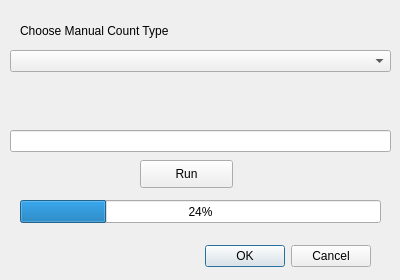
The window that manualcount.ui (brandtosaurus/traffic_manual_count_ETL) describes before a commit, drawn with Qt 5.
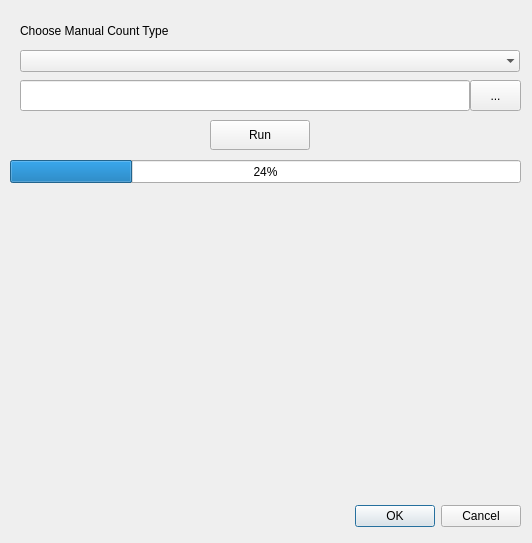
The same window after the commit. Icons and pictures are not drawn.

What changed in the file:
```diff
--- a/manualcount.ui
+++ b/manualcount.ui
@@ -6,18 +6,24 @@
    <rect>
     <x>0</x>
     <y>0</y>
-    <width>400</width>
-    <height>280</height>
+    <width>532</width>
+    <height>543</height>
    </rect>
   </property>
+  <property name="sizePolicy">
+   <sizepolicy hsizetype="Preferred" vsizetype="Preferred">
+    <horstretch>0</horstretch>
+    <verstretch>0</verstretch>
+   </sizepolicy>
+  </property>
   <property name="windowTitle">
    <string>Dialog</string>
   </property>
   <widget class="QDialogButtonBox" name="buttonBox">
    <property name="geometry">
     <rect>
-     <x>30</x>
-     <y>240</y>
+     <x>180</x>
+     <y>500</y>
      <width>341</width>
      <height>32</height>
     </rect>
@@ -32,15 +38,30 @@
   <widget class="QComboBox" name="comboBox">
    <property name="geometry">
     <rect>
-     <x>10</x>
+     <x>20</x>
      <y>50</y>
-     <width>381</width>
+     <width>500</width>
      <height>22</height>
     </rect>
    </property>
+   <property name="sizePolicy">
+    <sizepolicy hsizetype="Expanding" vsizetype="Fixed">
+     <horstretch>0</horstretch>
+     <verstretch>100</verstretch>
+    </sizepolicy>
+   </property>
+   <property name="cursor">
+    <cursorShape>PointingHandCursor</cursorShape>
+   </property>
+   <property name="editable">
+    <bool>false</bool>
+   </property>
    <property name="duplicatesEnabled">
     <bool>false</bool>
    </property>
+   <property name="frame">
+    <bool>false</bool>
+   </property>
   </widget>
   <widget class="QLabel" name="label">
    <property name="geometry">
@@ -58,37 +79,142 @@
   <widget class="QProgressBar" name="progressBar">
    <property name="geometry">
     <rect>
-     <x>20</x>
-     <y>200</y>
-     <width>361</width>
+     <x>10</x>
+     <y>160</y>
+     <width>511</width>
      <height>23</height>
     </rect>
    </property>
+   <property name="sizePolicy">
+    <sizepolicy hsizetype="Expanding" vsizetype="Fixed">
+     <horstretch>0</horstretch>
+     <verstretch>100</verstretch>
+    </sizepolicy>
+   </property>
    <property name="value">
     <number>24</number>
    </property>
+   <property name="textVisible">
+    <bool>true</bool>
+   </property>
+   <property name="invertedAppearance">
+    <bool>false</bool>
+   </property>
   </widget>
   <widget class="QPushButton" name="pushButton">
    <property name="geometry">
     <rect>
-     <x>140</x>
-     <y>160</y>
-     <width>93</width>
-     <height>28</height>
+     <x>210</x>
+     <y>120</y>
+     <width>100</width>
+     <height>30</height>
     </rect>
    </property>
+   <property name="sizePolicy">
+    <sizepolicy hsizetype="Preferred" vsizetype="Preferred">
+     <horstretch>0</horstretch>
+     <verstretch>0</verstretch>
+    </sizepolicy>
+   </property>
+   <property name="cursor">
+    <cursorShape>PointingHandCursor</cursorShape>
+   </property>
    <property name="text">
     <string>Run</string>
    </property>
   </widget>
-  <widget class="QLineEdit" name="lineEdit">
+  <widget class="QToolButton" name="chooseDirectory">
    <property name="geometry">
     <rect>
-     <x>10</x>
-     <y>130</y>
-     <width>381</width>
-     <height>22</height>
+     <x>470</x>
+     <y>80</y>
+     <width>51</width>
+     <height>31</height>
     </rect>
+   </property>
+   <property name="sizePolicy">
+    <sizepolicy hsizetype="Preferred" vsizetype="Preferred">
+     <horstretch>0</horstretch>
+     <verstretch>0</verstretch>
+    </sizepolicy>
+   </property>
+   <property name="cursor">
+    <cursorShape>PointingHandCursor</cursorShape>
+   </property>
+   <property name="text">
+    <string>...</string>
+   </property>
+  </widget>
+  <widget class="QLineEdit" name="textBar">
+   <property name="enabled">
+    <bool>true</bool>
+   </property>
+   <property name="geometry">
+    <rect>
+     <x>20</x>
+     <y>80</y>
+     <width>450</width>
+     <height>31</height>
+    </rect>
+   </property>
+   <property name="sizePolicy">
+    <sizepolicy hsizetype="Preferred" vsizetype="Fixed">
+     <horstretch>0</horstretch>
+     <verstretch>100</verstretch>
+    </sizepolicy>
+   </property>
+   <property name="minimumSize">
+    <size>
+     <width>321</width>
+     <height>0</height>
+    </size>
+   </property>
+   <property name="autoFillBackground">
+    <bool>false</bool>
+   </property>
+   <property name="dragEnabled">
+    <bool>true</bool>
+   </property>
+   <property name="readOnly">
+    <bool>true</bool>
+   </property>
+  </widget>
+  <widget class="QLabel" name="tchTrustImageExample">
+   <property name="geometry">
+    <rect>
+     <x>30</x>
+     <y>190</y>
+     <width>201</width>
+     <height>291</height>
+    </rect>
+   </property>
+   <property name="cursor">
+    <cursorShape>PointingHandCursor</cursorShape>
+   </property>
+   <property name="text">
+    <string>&lt;html&gt;&lt;head/&gt;&lt;body&gt;&lt;p&gt;&lt;img src=&quot;:/image/tcstrust_example.png&quot;/&gt;&lt;/p&gt;&lt;/body&gt;&lt;/html&gt;</string>
+   </property>
+   <property name="openExternalLinks">
+    <bool>true</bool>
+   </property>
+  </widget>
+  <widget class="QLabel" name="simpleImportExample">
+   <property name="geometry">
+    <rect>
+     <x>280</x>
+     <y>190</y>
+     <width>201</width>
+     <height>291</height>
+    </rect>
+   </property>
+   <property name="cursor">
+    <cursorShape>PointingHandCursor</cursorShape>
+   </property>
+   <property name="text">
+    <string>&lt;html&gt;&lt;head/&gt;&lt;body&gt;&lt;p&gt;&lt;img src=&quot;:/image/simpleImport_example.png&quot;/&gt;&lt;/p&gt;&lt;/body&gt;&lt;/html&gt;</string>
+   </property>
+   <property name="openExternalLinks">
+    <bool>true</bool>
    </property>
   </widget>
  </widget>
```
Left out of the diff: 18 changed lines with no effect on the pictures.
